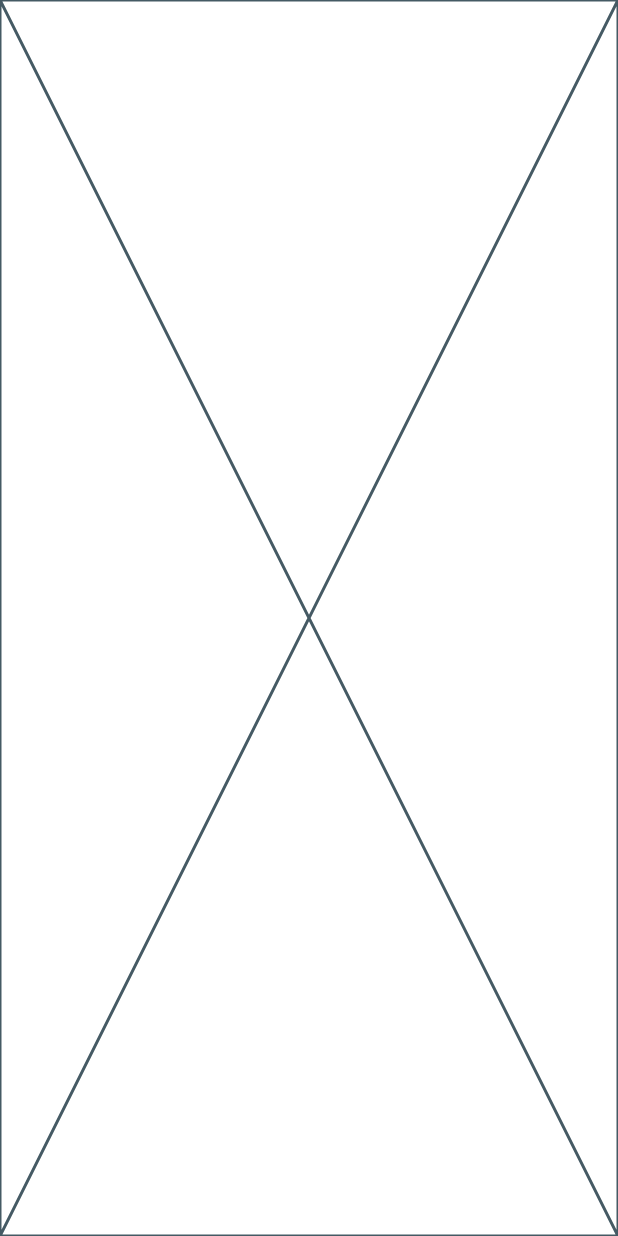
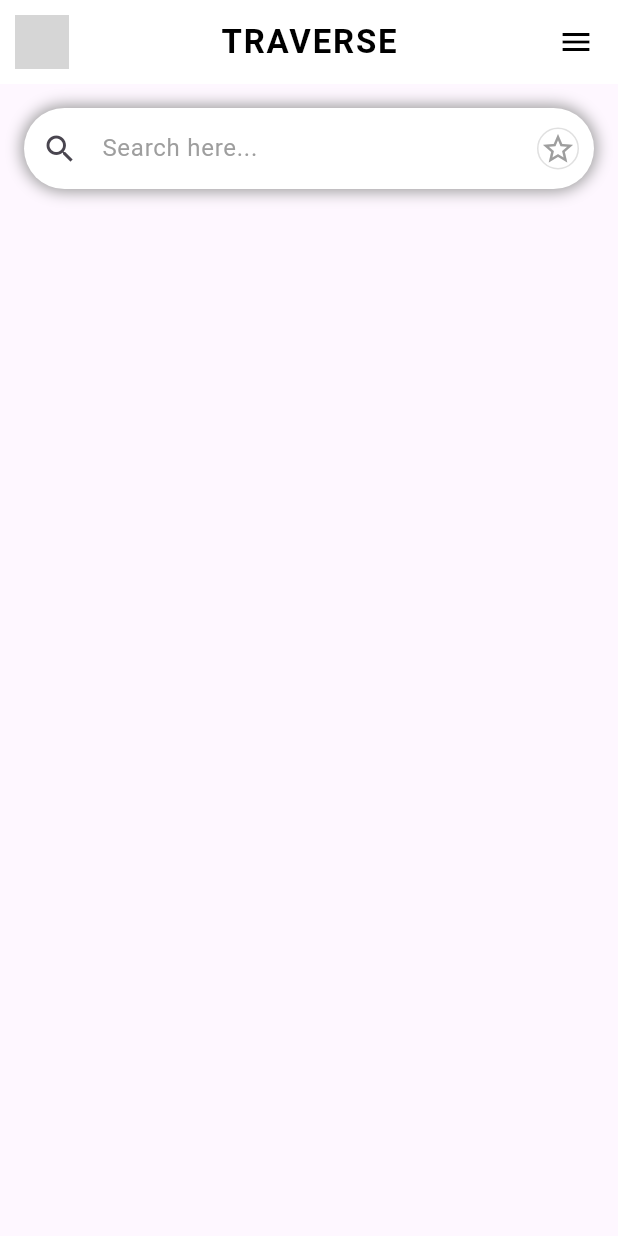
Before and after one commit to vinod281/travel_application, a Flutter app: the screen it shows after launch, on a phone screen of 412 x 824 dp. Run offline on Flutter 3.47's test engine with Material 3 defaults, Android fonts, the phone set to English and light mode, and no system bars; network calls fail; grey boxes are pictures that could not be loaded.

Commit message:
develop app bar and search field on home screen

```diff
--- a/lib/homePage.dart
+++ b/lib/homePage.dart
@@ -10,6 +10,90 @@
 class _HomeState extends State<Home> {
   @override
   Widget build(BuildContext context) {
-    return const Placeholder();
+    return Scaffold(
+      appBar: AppBar(
+        backgroundColor: Colors.white,
+        centerTitle: true,
+        title: Text(
+          "TRAVERSE",
+          style: TextStyle(
+
+            color: Colors.black,
+            fontWeight: FontWeight.bold,
+            letterSpacing: 1.2,
+
+          ),
+        ),
+
+        leading: Padding(
+          padding: const EdgeInsets.all(10.0),
+          child: CircleAvatar(
+            backgroundImage: NetworkImage("https://cdn-icons-png.flaticon.com/512/4122/4122901.png"),
+          ),
+
+        ),
+
+        actions: [
+          Padding(
+            padding: const EdgeInsets.all(16.0),
+            child: Icon( Icons.menu, color: Colors.black),
+            ),
+        ],
+
+
+      ),
+
+
+      body: Padding(
+        padding: const EdgeInsets.all(16.0),
+        child: Column(
+          children: [
+            Container(
+              decoration: BoxDecoration(
+                borderRadius: BorderRadius.circular(30),
+                color: Colors.white,
+                boxShadow: [
+                  BoxShadow(
+                    color: Colors.grey,
+                    blurRadius: 8,
+                    spreadRadius: 2,
+                  )
+                ]
+              ),
+
+              child: TextField(
+                decoration: InputDecoration(
+                  hintText: "Search here...",
+                  hintStyle: TextStyle(
+                    color: Colors.grey,
+                  ),
+                  prefixIcon: Icon(Icons.search),
+                  suffixIcon: Padding(
+                    padding: const EdgeInsets.all(10.0),
+                    child: Container(
+                      decoration: BoxDecoration(
+                        color: Colors.white,
+                        borderRadius: BorderRadius.circular(20),
+                        border: Border.all(
+                          color: Colors.grey.shade300,
+                        ),
+                      ),
+
+                      child: Icon(Icons.star_border,color: Colors.grey,),
+                    )
+                  ),
+
+                  border: InputBorder.none,
+                  contentPadding: EdgeInsets.symmetric(vertical: 15),
+                ),
+              ),
+            ),
+          ],
+        ),
+      ),
+
+
+
+    );
   }
 }
```
Also changed, not shown: 1 other file.
